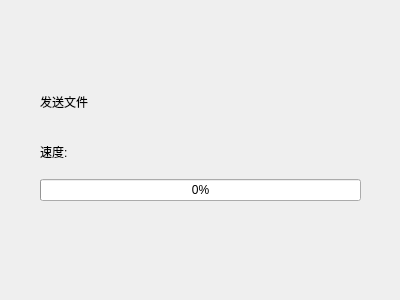
Above: QClient/sendfile.ui from KailinLi/QChat before the change. Below: the same form after it.
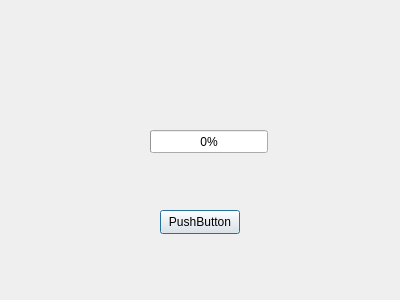
That is the form after the change.

```diff
--- a/QClient/sendfile.ui
+++ b/QClient/sendfile.ui
@@ -13,38 +13,31 @@
   <property name="windowTitle">
    <string>文件发送</string>
   </property>
-  <widget class="QWidget" name="verticalLayoutWidget">
+  <widget class="QPushButton" name="pushButton">
    <property name="geometry">
     <rect>
-     <x>40</x>
-     <y>80</y>
-     <width>321</width>
-     <height>121</height>
+     <x>160</x>
+     <y>210</y>
+     <width>80</width>
+     <height>24</height>
     </rect>
    </property>
-   <layout class="QVBoxLayout" name="verticalLayout">
-    <item>
-     <widget class="QLabel" name="nameLabel">
       <property name="text">
-       <string>发送文件</string>
-      </property>
-     </widget>
-    </item>
-    <item>
-     <widget class="QLabel" name="speedLabel">
-      <property name="text">
-       <string>速度: </string>
-      </property>
-     </widget>
-    </item>
-    <item>
+    <string>PushButton</string>
+   </property>
+  </widget>
      <widget class="QProgressBar" name="progressBar">
+   <property name="geometry">
+    <rect>
+     <x>150</x>
+     <y>130</y>
+     <width>118</width>
+     <height>23</height>
+    </rect>
+   </property>
       <property name="value">
        <number>0</number>
       </property>
-     </widget>
-    </item>
-   </layout>
   </widget>
  </widget>
  <resources/>
```
Left out of the diff: 2 changed lines with no effect on the pictures. Lines whose indentation alone changed are shown as unchanged.
